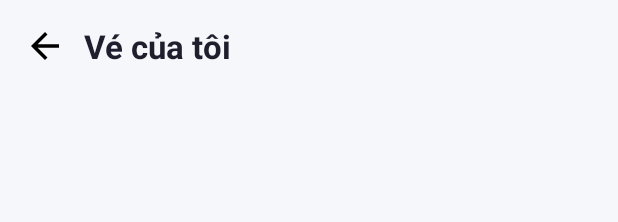
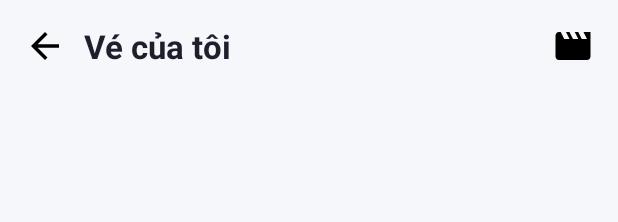
Before and after one commit to ourstorycomic/BTLCinemaTicketApp, an Android app: the layout activity_my_tickets.xml on its own in the app's theme, with its tools: preview values and no code run, on a phone screen of 412 x 824 dp. Shown: the top 222 px of the screen. Run offline under Robolectric (Android 15) with nearby library versions, the phone set to English and light mode, and no system bars.

Commit message:
fea-Sua-du-lieu-ngay

```diff
--- a/app/src/main/java/com/example/btlcinematicketapp/database/DatabaseHelper.java
+++ b/app/src/main/java/com/example/btlcinematicketapp/database/DatabaseHelper.java
@@ -27,7 +27,7 @@ import java.util.Set;
 
 public class DatabaseHelper extends SQLiteOpenHelper {
     private static final String DATABASE_NAME = "CinemaBooking.db";
-    private static final int DATABASE_VERSION = 9;
+    private static final int DATABASE_VERSION = 10;
 
     private static final String MOVIE_COLS =
             "id, title, description, poster_url, duration, genre, director, cast_list, " +
--- a/app/src/main/java/com/example/btlcinematicketapp/util/UiUtil.java
+++ b/app/src/main/java/com/example/btlcinematicketapp/util/UiUtil.java
@@ -44,7 +44,6 @@ public class UiUtil {
         if (b.contains("lotte")) return R.drawable.lotte;
         if (b.contains("galaxy")) return R.drawable.galaxy;
         if (b.contains("beta")) return R.drawable.beta;
-        if (b.contains("bhd")) return R.drawable.bhd_star;
         return R.drawable.cgv;
     }
 
--- a/app/src/main/res/layout/activity_my_tickets.xml
+++ b/app/src/main/res/layout/activity_my_tickets.xml
@@ -22,15 +22,25 @@
             android:layout_height="28dp"
             android:layout_marginEnd="12dp"
             android:src="@drawable/ic_arrow_back"
+            android:contentDescription="Quay lại"
             app:tint="@color/black" />
 
         <TextView
-            android:layout_width="wrap_content"
+            android:layout_width="0dp"
             android:layout_height="wrap_content"
+            android:layout_weight="1"
             android:text="Vé của tôi"
             android:textColor="@color/text_main"
             android:textSize="22sp"
             android:textStyle="bold" />
+
+        <ImageView
+            android:id="@+id/ivHome"
+            android:layout_width="28dp"
+            android:layout_height="28dp"
+            android:src="@drawable/ic_nav_movie"
+            android:contentDescription="Trang chủ"
+            app:tint="@color/black" />
     </LinearLayout>
 
     <TextView
```
Also changed, not shown: app/src/main/java/com/example/btlcinematicketapp/MyTicketsActivity.java (+7 -0 lines).
